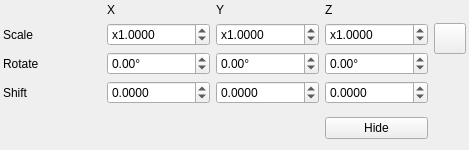
Qt form utils/widgets/transform3DSelector.ui (NickPenkrat/corecvs) before a commit.
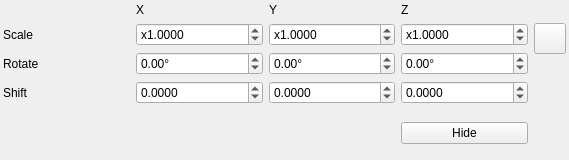
The same form after that commit. Icons and pictures are not drawn.

Diff of the .ui file:
```diff
--- a/utils/widgets/transform3DSelector.ui
+++ b/utils/widgets/transform3DSelector.ui
@@ -6,8 +6,8 @@
    <rect>
     <x>0</x>
     <y>0</y>
-    <width>469</width>
-    <height>150</height>
+    <width>569</width>
+    <height>160</height>
    </rect>
   </property>
   <property name="windowTitle">
@@ -117,6 +117,9 @@
      <property name="minimum">
       <double>-180.000000000000000</double>
      </property>
+     <property name="maximum">
+      <double>180.000000000000000</double>
+     </property>
      <property name="value">
       <double>0.000000000000000</double>
      </property>
```
Left out of the diff: 18 changed lines with no effect on the pictures.
